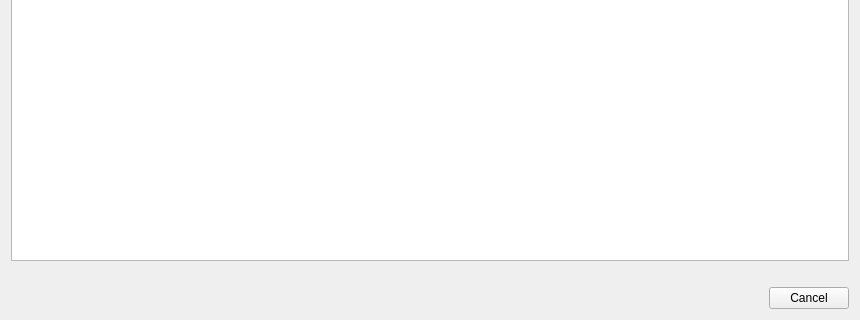
Before: the Qt Designer form src/statsyncing/ui/MatchedTracksPage.ui in KDE/amarok, drawn with Qt 5; both pictures show x 0 to 860 and y 180 to 500 of the 860 by 500 pixel window.
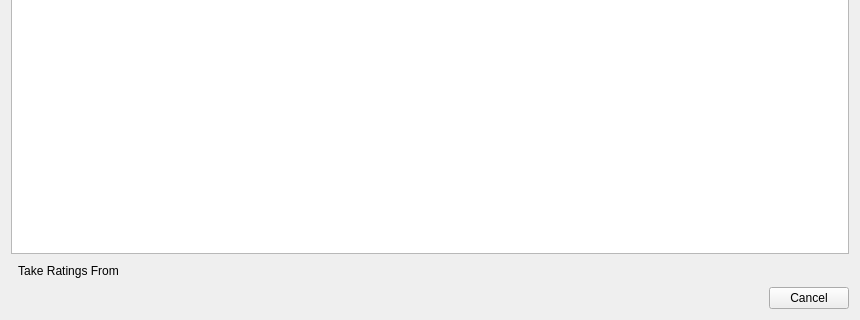
After: the same form once the commit is applied. Custom widgets are drawn as their Qt base class.

Commit message: StatSyncing: mass conflict resolution using "Take Ratings From" button

The edit to the form file:
```diff
--- a/src/statsyncing/ui/MatchedTracksPage.ui
+++ b/src/statsyncing/ui/MatchedTracksPage.ui
@@ -100,11 +100,31 @@
     </widget>
    </item>
    <item>
+    <layout class="QHBoxLayout" name="statusLayout">
+     <item>
+      <widget class="QToolButton" name="takeRatingsButton">
+       <property name="text">
+        <string>Take Ratings From</string>
+       </property>
+       <property name="popupMode">
+        <enum>QToolButton::InstantPopup</enum>
+       </property>
+       <property name="toolButtonStyle">
+        <enum>Qt::ToolButtonTextBesideIcon</enum>
+       </property>
+       <property name="autoRaise">
+        <bool>true</bool>
+       </property>
+      </widget>
+     </item>
+     <item>
     <widget class="QLabel" name="statusBar">
      <property name="alignment">
-      <set>Qt::AlignRight|Qt::AlignTrailing|Qt::AlignVCenter</set>
-     </property>
-    </widget>
+        <set>Qt::AlignRight|Qt::AlignTop|Qt::AlignTrailing</set>
+       </property>
+      </widget>
+     </item>
+    </layout>
    </item>
    <item>
     <widget class="KDialogButtonBox" name="buttonBox">
```
Lines whose indentation alone changed are shown as unchanged. The commit also changes 6 other files.
